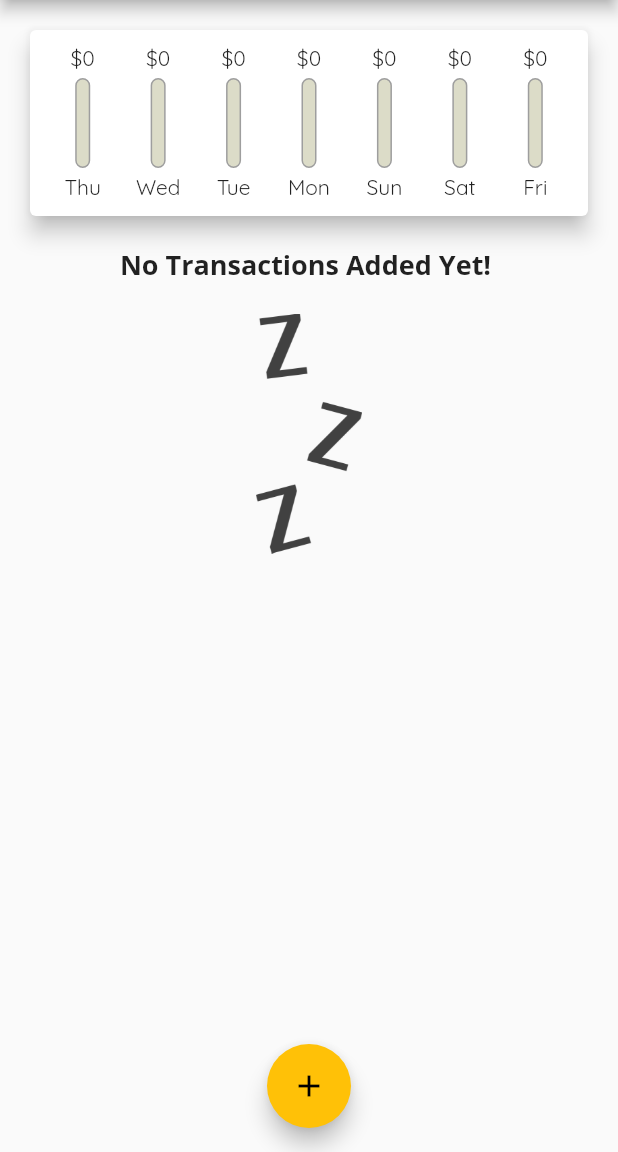
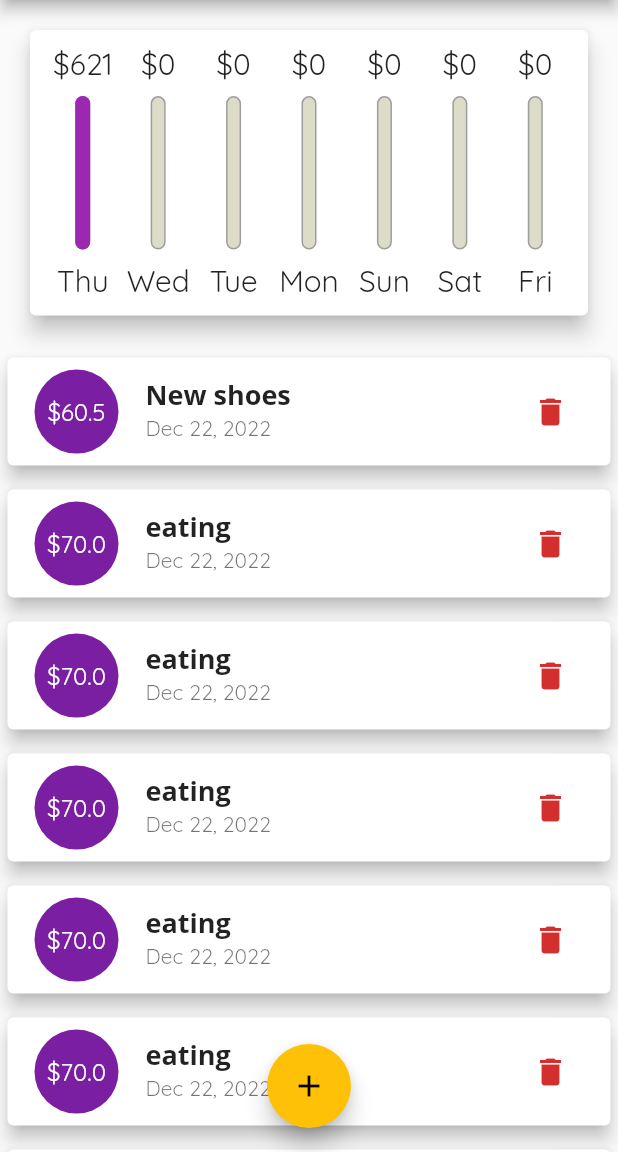
Before and after one commit to youssef-ammar/Expense_Planner, a Flutter app: the screen it shows after launch, on a phone screen of 412 x 824 dp, the part 84-1236 px from its top. Run offline on Flutter 3.47's test engine with Material 2 defaults, Android fonts, the phone set to English and light mode, and no system bars.

Commit message:
landscape styling

```diff
--- a/lib/main.dart
+++ b/lib/main.dart
@@ -1,11 +1,20 @@
 import 'package:app/widgets/inputArea.dart';
 import 'package:app/widgets/list_transaction.dart';
 import 'package:flutter/material.dart';
+import 'package:flutter/services.dart';
 
 import 'models/transaction.dart';
 import 'widgets/chart.dart';
 
-void main() => runApp(App());
+void main() {
+// SystemChrome.setPreferredOrientations([
+// DeviceOrientation.portraitUp,
+// DeviceOrientation.portraitDown,
+//
+// ]);
+//
+
+  runApp(App());}
 
 class App extends StatefulWidget {
   @override
@@ -14,28 +23,39 @@ class App extends StatefulWidget {
 
 class _AppState extends State<App> {
   List<Transaction> transactions = [
-    // Transaction(
-    //     id: "t1", title: "New shoes", amount: 60.5, date: DateTime.now()),
-    // Transaction(id: "t2", title: "eating", amount: 70, date: DateTime.now()),
+    Transaction(
+        id: "t1", title: "New shoes", amount: 60.5, date: DateTime.now()),
+    Transaction(id: "t2", title: "eating", amount: 70, date: DateTime.now()),
+    Transaction(id: "t2", title: "eating", amount: 70, date: DateTime.now()),
+    Transaction(id: "t2", title: "eating", amount: 70, date: DateTime.now()),
+    Transaction(id: "t2", title: "eating", amount: 70, date: DateTime.now()),
+    Transaction(id: "t2", title: "eating", amount: 70, date: DateTime.now()),
+    Transaction(id: "t2", title: "eating", amount: 70, date: DateTime.now()),
+    Transaction(id: "t2", title: "eating", amount: 70, date: DateTime.now()),
+    Transaction(id: "t2", title: "eating", amount: 70, date: DateTime.now()),
   ];
 
-  void _addNewTransaction(String tit, double am,DateTime dt) {
+  void _addNewTransaction(String tit, double am, DateTime dt) {
     setState(() {
       //print("done")
       transactions.add(Transaction(
-          id: DateTime.now().toString(),
-          title: tit,
-          amount: am,
-          date: dt));
+          id: DateTime.now().toString(), title: tit, amount: am, date: dt));
     });
   }
-  void _delTransaction(String id){
+
+  void _delTransaction(String id) {
     setState(() {
-      transactions.removeWhere((element) => element.id==id);
+      transactions.removeWhere((element) => element.id == id);
+    });
+  }
+  void _chartShow(bool val,bool show){
+    setState(() {
+      show=val;
+
     });
 
+  }
 
-  }
   @override
   Widget build(BuildContext context) {
     return MaterialApp(
@@ -54,7 +74,7 @@ class _AppState extends State<App> {
                   fontFamily: 'OpenSans',
                   fontSize: 20,
                   fontWeight: FontWeight.bold))),
-      home: FabExample(_addNewTransaction, transactions,_delTransaction),
+      home: FabExample(_addNewTransaction, transactions, _delTransaction,_chartShow),
     );
   }
 }
@@ -63,8 +83,9 @@ class FabExample extends StatelessWidget {
   final Function addtx;
   final List<Transaction> transactions;
   final Function deltx;
+  final Function showCh;
 
-  FabExample(this.addtx, this.transactions,this.deltx);
+  FabExample(this.addtx, this.transactions, this.deltx,this.showCh);
 
   void _startAddNewTrans(BuildContext context) {
     showModalBottomSheet(
@@ -74,6 +95,7 @@ class FabExample extends StatelessWidget {
         });
   }
 
+  bool _showChart=false;
   List<Transaction> get recentTransaction {
     return transactions.where((tx) {
       return tx.date.isAfter(DateTime.now().subtract(
@@ -84,17 +106,44 @@ class FabExample extends StatelessWidget {
 
   @override
   Widget build(BuildContext context) {
+
+    final appBar = AppBar(
+      title: Text('Personal Expenses'),
+    );
     return Scaffold(
-      appBar: AppBar(
-        title: Text('Personal Expenses'),
-      ),
+      appBar: appBar,
       body: SingleChildScrollView(
         child: Column(
 // by default mainAxisAlignment: MainAxisAlignment.start,
             crossAxisAlignment: CrossAxisAlignment.stretch,
             children: <Widget>[
-              Chart(recentTransaction),
-              Trans(transactions,deltx),
+            // MediaQuery.of(context).orientation==Orientation.landscape ?
+            //      Row( mainAxisAlignment: MainAxisAlignment.center, children: [
+            //
+            //        Text("Show Chart"),
+            //        Switch(value: _showChart, onChanged: (val){
+            //          showCh(val,_showChart);
+            //          print(_showChart);
+            //
+            //
+            //        }),
+            //      ],)
+            // :
+              // _showChart ?
+               Container(
+                height: (MediaQuery.of(context).size.height -
+                        appBar.preferredSize.height -
+                        MediaQuery.of(context).padding.top) *
+                    0.3,
+                child: Chart(recentTransaction),
+              ),
+              //:
+              Container(
+                  height: (MediaQuery.of(context).size.height -
+                          appBar.preferredSize.height -
+                          MediaQuery.of(context).padding.top) *
+                      0.7,
+                  child: Trans(transactions, deltx)),
             ]),
       ),
       floatingActionButtonLocation: FloatingActionButtonLocation.centerFloat,
@@ -104,5 +153,4 @@ class FabExample extends StatelessWidget {
       ),
     );
   }
-
 }
--- a/lib/widgets/chart_bar.dart
+++ b/lib/widgets/chart_bar.dart
@@ -10,15 +10,21 @@ class ChartBar extends StatelessWidget {
 
   @override
   Widget build(BuildContext context) {
+    return LayoutBuilder(
+      builder: (ctx, constraints) {
         return Column(
-
           children: [
-    Text('\$${spendingAmount.toStringAsFixed(0)}'),
+            Container(
+              height: constraints.maxHeight * 0.15,
+              child: FittedBox(
+                child: Text('\$${spendingAmount.toStringAsFixed(0)}'),
+              ),
+            ),
             SizedBox(
-    height: 4,
+              height: constraints.maxHeight * 0.05,
             ),
             Container(
-    height: 60,
+                height: constraints.maxHeight * 0.6,
                 width: 10,
                 child: Stack(
                   children: [
@@ -31,8 +37,7 @@ class ChartBar extends StatelessWidget {
                     FractionallySizedBox(
                       heightFactor: spendingPctAmount,
                       child: Container(
-    decoration:
-    BoxDecoration(
+                        decoration: BoxDecoration(
                           color: Theme.of(context).primaryColor,
                           borderRadius: BorderRadius.circular(10),
                         ),
@@ -41,14 +46,14 @@ class ChartBar extends StatelessWidget {
                   ],
                 )),
             SizedBox(
-    height: 4,
+              height: constraints.maxHeight * 0.05,
             ),
-    Text(
-    label
-    )
-    ,
-    ]
-    ,
+            Container(
+                height: constraints.maxHeight * 0.15,
+                child: FittedBox(child: Text(label))),
+          ],
+        );
+      },
     );
   }
 }
--- a/lib/widgets/list_transaction.dart
+++ b/lib/widgets/list_transaction.dart
@@ -13,7 +13,7 @@ class Trans extends StatelessWidget {
   @override
   Widget build(BuildContext context) {
     return Container(
-      height: 400,
+
       child: transactions.isEmpty
           ? Column(
               children: [
```
Lines whose indentation alone changed are shown as unchanged.
